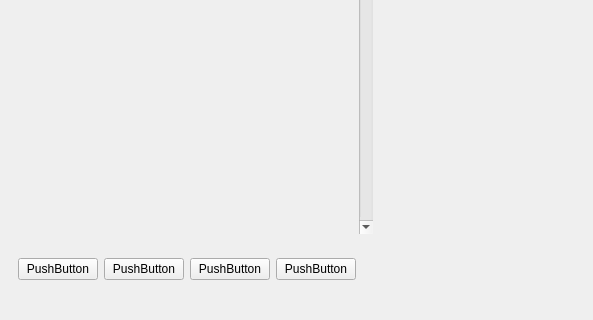
The window that rave/OATS/mainwindow.ui (pgathogo/raven) describes before a commit, drawn with Qt 5; both pictures show x 0 to 593 and y 363 to 683 of the 1097 by 683 pixel window.
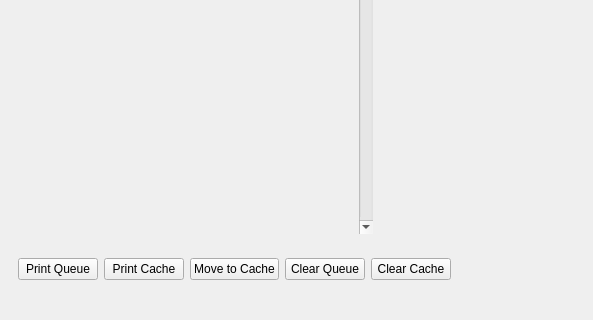
The same window after the commit.

Commit message:
OATS: Add initial audio cache framework
Added the basic audio cache frame work

```diff
--- a/rave/OATS/mainwindow.ui
+++ b/rave/OATS/mainwindow.ui
@@ -225,28 +225,35 @@
          <item>
           <widget class="QPushButton" name="pushButton_11">
            <property name="text">
-            <string>PushButton</string>
+            <string>Print Queue</string>
            </property>
           </widget>
          </item>
          <item>
           <widget class="QPushButton" name="pushButton_9">
            <property name="text">
-            <string>PushButton</string>
+            <string>Print Cache</string>
            </property>
           </widget>
          </item>
          <item>
           <widget class="QPushButton" name="pushButton_10">
            <property name="text">
-            <string>PushButton</string>
+            <string>Move to Cache</string>
            </property>
           </widget>
          </item>
          <item>
           <widget class="QPushButton" name="pushButton_12">
            <property name="text">
-            <string>PushButton</string>
+            <string>Clear Queue</string>
+           </property>
+          </widget>
+         </item>
+         <item>
+          <widget class="QPushButton" name="btnClearCache">
+           <property name="text">
+            <string>Clear Cache</string>
            </property>
           </widget>
          </item>
```
Left out of the diff: 10 changed lines with no effect on the pictures. The commit also changes 20 other files.
